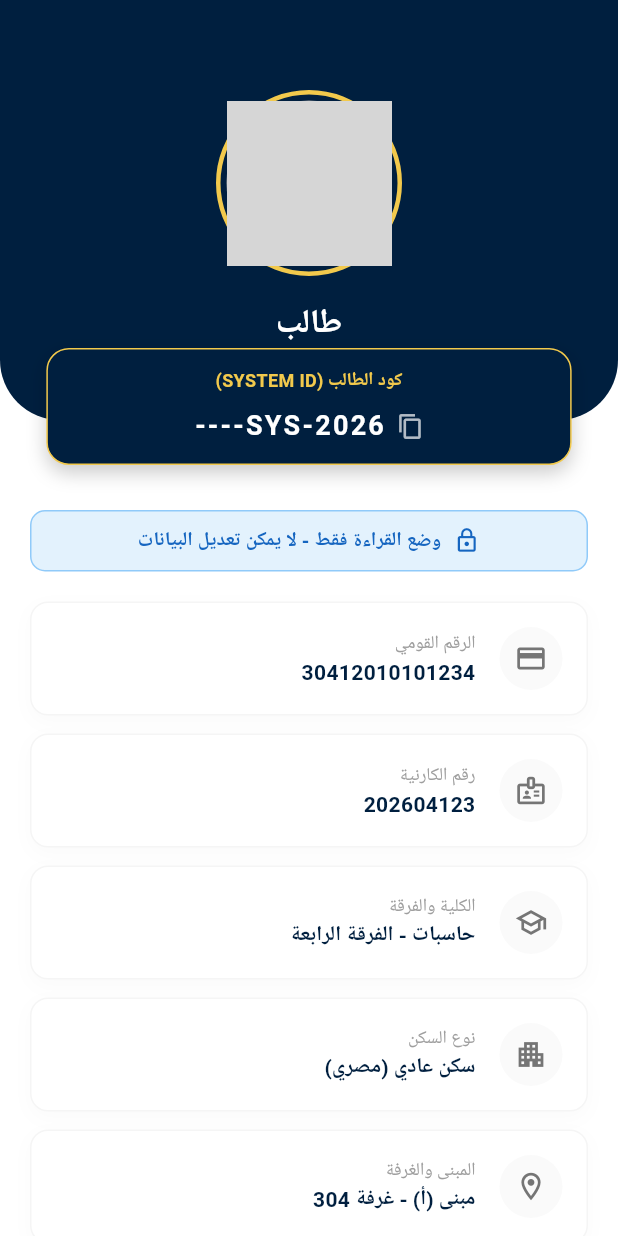
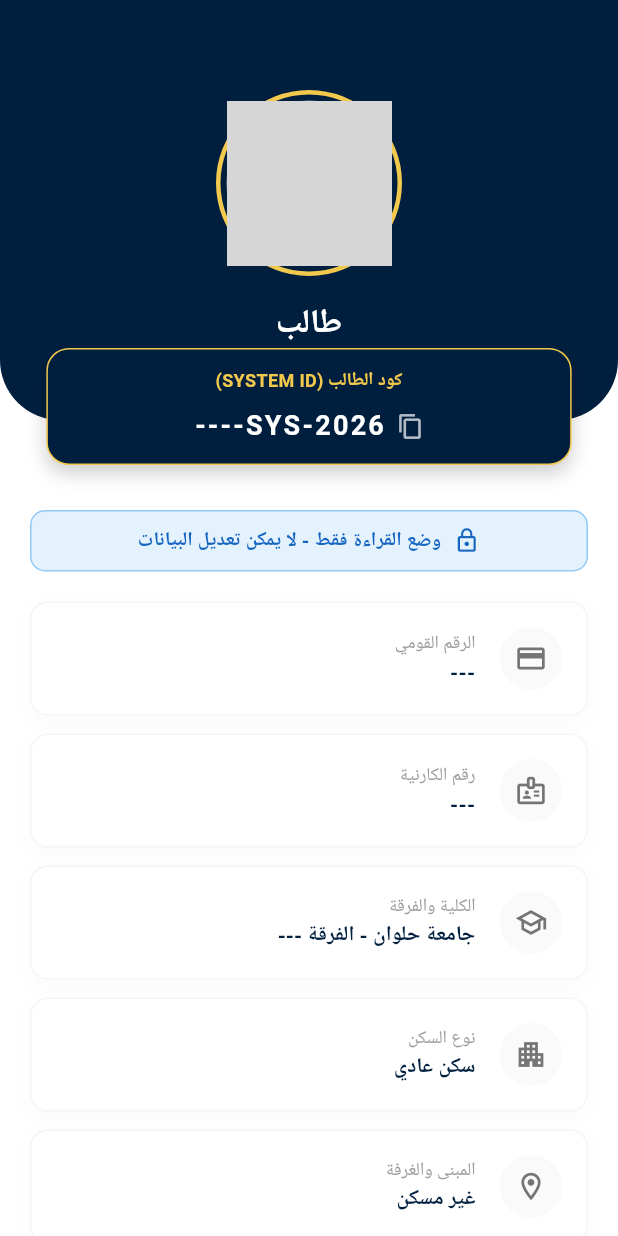
Before and after one commit to khalidhmh/UniversityHousing-StudentApp, a Flutter app: the ProfileScreen screen opened directly, on a phone screen of 412 x 824 dp. Run offline on Flutter 3.47's test engine with Material 3 defaults, Android fonts, the phone set to English and light mode, and no system bars; our stand-ins replace animate_do, google_fonts, qr_flutter, shared_preferences, sqflite; missing offline and left inert: encrypt; accounts and stored records are empty; network calls fail; Roboto replaces fonts that are missing (Cairo); grey boxes are pictures that could not be loaded.

Commit message:
my fault (profile)

```diff
--- a/student_housing_app/lib/core/repositories/data_repository.dart
+++ b/student_housing_app/lib/core/repositories/data_repository.dart
@@ -43,7 +43,7 @@ class DataRepository {
       if (apiResponse['success'] == true && apiResponse['data'] != null) {
         final profileData = apiResponse['data'];
 
-        // Handle Housing Logic
+        // ✅ إصلاح منطق الغرفة والمبنى
         Map<String, dynamic> housingMap;
         if (profileData['housing'] != null) {
           housingMap = {
@@ -59,7 +59,10 @@ class DataRepository {
             'id': (profileData['id'] ?? '').toString(),
             'national_id': (profileData['national_id'] ?? '').toString(),
             'full_name': profileData['full_name'] ?? 'طالب',
-            // Store standardized housing info as JSON string
+            // ✅ تخزين البيانات الجديدة
+            'address': profileData['address'] ?? 'غير متوفر',
+            'housing_type': profileData['housing_type'] ?? 'سكن عادي',
+            'level': (profileData['level'] ?? 1).toString(),
             'room_json': jsonEncode(housingMap),
             'photo_url': ApiService.getImageUrl(profileData['photo_url']),
             'student_id': (profileData['student_id'] ?? profileData['national_id'] ?? '').toString(),
--- a/student_housing_app/lib/core/services/security_service.dart
+++ b/student_housing_app/lib/core/services/security_service.dart
@@ -2,7 +2,7 @@ import 'package:encrypt/encrypt.dart' as encrypt;
 
 class SecurityService {
   // المفتاح السري (ثابت)
-  final _key = encrypt.Key.fromUtf8('CapitalUnivStudentAppSecretKey32');
+  final _key = encrypt.Key.fromUtf8('Eng-Khalid_Hussain/AVATAR');
   late final encrypt.Encrypter _encrypter;
 
   SecurityService() {
--- a/student_housing_app/lib/core/viewmodels/profile_view_model.dart
+++ b/student_housing_app/lib/core/viewmodels/profile_view_model.dart
@@ -18,22 +18,39 @@ class ProfileViewModel extends ChangeNotifier {
 
   // Derived Getters (Safe Data Access)
   String get fullName => _studentData?['full_name'] ?? 'طالب';
-  String get college => _studentData?['college'] ?? 'جامعة القاهرة';
+  String get college => _studentData?['college'] ?? 'جامعة حلوان';
   String get nationalId => _studentData?['national_id'] ?? '---';
   String get studentId => _studentData?['student_id'] ?? _studentData?['national_id'] ?? '---';
   String get photoUrl => _studentData?['photo_url'] ?? '';
 
+  // ... داخل كلاس ProfileViewModel
+
+  // ✅ 1. إصلاح الفرقة (Level)
   String get level => _studentData?['level']?.toString() ?? '---';
 
+  // ✅ 2. إضافة العنوان (Address)
+  String get address => _studentData?['address'] ?? 'العنوان غير مسجل';
+
+  // ✅ 3. إضافة نوع السكن (Housing Type)
+  String get housingType => _studentData?['housing_type'] ?? 'سكن عادي';
+
+  // ✅ 4. إصلاح منطق الغرفة والمبنى (Robust Parsing)
   String get housingInfo {
-    // Check if we have 'housing' object or older 'room_json'
     if (_studentData?['room_json'] != null) {
-       try {
-         final roomData = jsonDecode(_studentData!['room_json']);
-         return "مبنى (${roomData['building']}) - غرفة ${roomData['room_no']}";
-       } catch (e) {
-         return 'غير مسكن';
-       }
+      try {
+        // محاولة فك التشفير سواء كان JSON string أو Map مباشرة (للحماية)
+        final dynamic parsed = _studentData!['room_json'];
+        final Map<String, dynamic> roomData = (parsed is String) ? jsonDecode(parsed) : parsed;
+
+        final building = roomData['building'] ?? '---';
+        final room = roomData['room_no'] ?? '---';
+
+        if (building == '---' && room == '---') return 'غير مسكن';
+
+        return "مبنى ($building) - غرفة $room";
+      } catch (e) {
+        return 'غير مسكن';
+      }
     }
     return 'غير مسكن';
   }
--- a/student_housing_app/lib/ui/screens/profile_screen.dart
+++ b/student_housing_app/lib/ui/screens/profile_screen.dart
@@ -70,12 +70,8 @@ class _ProfileScreenState extends State<ProfileScreen> {
                               backgroundColor: Colors.grey,
                               backgroundImage: vm.photoUrl.isNotEmpty
                                   ? NetworkImage(vm.photoUrl) as ImageProvider
-                                  : const AssetImage('assets/profile1.png'), // Fallback if URL is empty but not error
-                              onBackgroundImageError: (_, __) {
-                                // This handles network errors by showing the fallback asset not handled directly here
-                                // but we rely on the implementation,
-                                // simpler approach with existing code structure:
-                              },
+                                  : const AssetImage('assets/profile1.png'),
+                              onBackgroundImageError: (_, __) {},
                               child: vm.photoUrl.isEmpty
                                   ? const Icon(Icons.person, size: 60, color: Colors.white)
                                   : null,
@@ -108,7 +104,7 @@ class _ProfileScreenState extends State<ProfileScreen> {
                         width: MediaQuery.of(context).size.width * 0.85,
                         padding: const EdgeInsets.symmetric(vertical: 12, horizontal: 20),
                         decoration: BoxDecoration(
-                          color: const Color(0xFF001F3F), // Dark background for the ticket
+                          color: const Color(0xFF001F3F),
                           borderRadius: BorderRadius.circular(15),
                           border: Border.all(color: accentColor, style: BorderStyle.solid),
                           boxShadow: [
@@ -136,7 +132,7 @@ class _ProfileScreenState extends State<ProfileScreen> {
                                 const Icon(Icons.copy, color: Colors.white70, size: 18),
                                 const SizedBox(width: 8),
                                 Text(
-                                  "SYS-${DateTime.now().year}-${vm.studentId}", // Dynamic System ID format
+                                  "SYS-${DateTime.now().year}-${vm.studentId}",
                                   style: GoogleFonts.cairo(
                                     fontSize: 18,
                                     fontWeight: FontWeight.bold,
@@ -146,6 +142,7 @@ class _ProfileScreenState extends State<ProfileScreen> {
                                 ),
                               ],
                             ),
+                          ],
                         ),
                       ),
                     ),
@@ -187,33 +184,30 @@ class _ProfileScreenState extends State<ProfileScreen> {
                   padding: const EdgeInsets.symmetric(horizontal: 20),
                   child: Column(
                     children: [
-                  _buildDetailsCard("الرقم القومي", "30412010101234", Icons.credit_card_outlined),
-                  _buildDetailsCard("رقم الكارنية", "202604123", Icons.badge_outlined),
-                  _buildDetailsCard("الكلية والفرقة", "حاسبات - الفرقة الرابعة", Icons.school_outlined),
-                  _buildDetailsCard("نوع السكن", "سكن عادي (مصري)", Icons.apartment_outlined),
-                  _buildDetailsCard("المبنى والغرفة", "مبنى (أ) - غرفة 304", Icons.location_on_outlined),
-                  // Address
-                   _buildDetailsCard("العنوان", "10 شارع التحرير، الدقي، الجيزة", Icons.location_city_outlined),
+                      _buildDetailsCard("الرقم القومي", vm.nationalId, Icons.credit_card_outlined),
+                      _buildDetailsCard("رقم الكارنية", vm.studentId, Icons.badge_outlined),
+
+                      // ✅ تم الربط: الكلية والفرقة
+                      _buildDetailsCard("الكلية والفرقة", "${vm.college} - الفرقة ${vm.level}", Icons.school_outlined),
+
+                      // ✅ تم الربط: نوع السكن
+                      _buildDetailsCard("نوع السكن", vm.housingType, Icons.apartment_outlined),
+
+                      // ✅ تم الربط: المبنى والغرفة (التي تم إصلاحها في الفيو موديل)
+                      _buildDetailsCard("المبنى والغرفة", vm.housingInfo, Icons.location_on_outlined),
+
+                      // ✅ تم الربط: العنوان
+                      _buildDetailsCard("العنوان", vm.address, Icons.location_city_outlined),
                     ],
                   ),
                 ),
 
                 const SizedBox(height: 20),
 
-             // Contact/Settings
-             Padding(
-               padding: const EdgeInsets.symmetric(horizontal: 20),
-               child: Column(
-                 children: [
-                   _buildActionTile("تغيير كلمة المرور", Icons.lock_reset_outlined, () {}),
-                   _buildActionTile("تسجيل الخروج", Icons.logout_outlined, () {}, isDestructive: true),
               ],
             ),
-             ),
-
-            const SizedBox(height: 40),
-          ],
-        ),
+          );
+        },
       ),
     );
   }
```
Also changed, not shown: student_housing_app/lib/core/services/local_db_service.dart (+22 -23 lines). Lines whose indentation alone changed are shown as unchanged.
